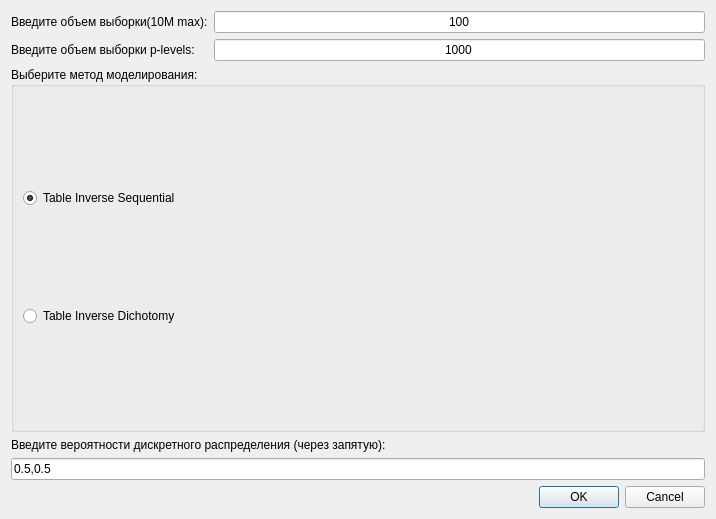
First picture: the form in ui/dialog_plevels.ui, repository braubergiag/ModelDistribution, before the edit.
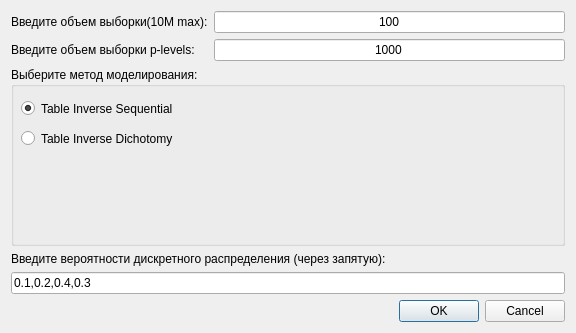
Second picture: the form after the edit.

Commit message: Change dialog forms

Diff of the .ui file:
```diff
--- a/ui/dialog_plevels.ui
+++ b/ui/dialog_plevels.ui
@@ -6,60 +6,72 @@
    <rect>
     <x>0</x>
     <y>0</y>
-    <width>716</width>
-    <height>519</height>
+    <width>576</width>
+    <height>333</height>
    </rect>
   </property>
   <property name="windowTitle">
    <string>Dialog</string>
   </property>
-  <layout class="QVBoxLayout" name="verticalLayout_2">
+  <layout class="QVBoxLayout" name="verticalLayout">
    <item>
     <layout class="QGridLayout" name="gridLayout">
-     <item row="0" column="3">
-      <widget class="QLineEdit" name="lbSampleSize">
-       <property name="text">
-        <string>100</string>
-       </property>
-       <property name="alignment">
-        <set>Qt::AlignCenter</set>
-       </property>
-      </widget>
-     </item>
-     <item row="0" column="0" colspan="2">
+     <item row="0" column="0">
       <widget class="QLabel" name="label">
        <property name="text">
         <string>Введите объем выборки(10M max):</string>
        </property>
       </widget>
      </item>
-     <item row="1" column="3">
-      <widget class="QLineEdit" name="lbPlevelsSize">
-       <property name="text">
-        <string>1000</string>
-       </property>
-       <property name="alignment">
-        <set>Qt::AlignCenter</set>
-       </property>
-      </widget>
-     </item>
-     <item row="1" column="0" colspan="2">
+     <item row="1" column="0">
       <widget class="QLabel" name="label_4">
        <property name="text">
         <string>Введите объем выборки p-levels:</string>
        </property>
       </widget>
      </item>
+     <item row="1" column="1">
+      <widget class="QLineEdit" name="lbPlevelsSize">
+       <property name="text">
+        <string>1000</string>
+       </property>
+       <property name="alignment">
+        <set>Qt::AlignCenter</set>
+       </property>
+      </widget>
+     </item>
+     <item row="0" column="1">
+      <widget class="QLineEdit" name="lbSampleSize">
+       <property name="text">
+        <string>100</string>
+       </property>
+       <property name="alignment">
+        <set>Qt::AlignCenter</set>
+       </property>
+      </widget>
+     </item>
     </layout>
    </item>
    <item>
     <widget class="QGroupBox" name="groupBox">
+     <property name="sizePolicy">
+      <sizepolicy hsizetype="Preferred" vsizetype="Preferred">
+       <horstretch>0</horstretch>
+       <verstretch>0</verstretch>
+      </sizepolicy>
+     </property>
      <property name="title">
       <string>Выберите метод моделирования:</string>
      </property>
-     <layout class="QVBoxLayout" name="verticalLayout">
-      <item>
        <widget class="QRadioButton" name="rbTIS">
+      <property name="geometry">
+       <rect>
+        <x>10</x>
+        <y>30</y>
+        <width>191</width>
+        <height>23</height>
+       </rect>
+      </property>
         <property name="text">
          <string>Table Inverse Sequential</string>
         </property>
@@ -67,15 +79,19 @@
          <bool>true</bool>
         </property>
        </widget>
-      </item>
-      <item>
        <widget class="QRadioButton" name="rbTID">
+      <property name="geometry">
+       <rect>
+        <x>10</x>
+        <y>60</y>
+        <width>193</width>
+        <height>23</height>
+       </rect>
+      </property>
         <property name="text">
          <string>Table Inverse Dichotomy</string>
         </property>
        </widget>
-      </item>
-     </layout>
     </widget>
    </item>
    <item>
@@ -94,7 +110,7 @@
    <item>
     <widget class="QLineEdit" name="txtProbs">
      <property name="text">
-      <string>0.5,0.5</string>
+      <string>0.1,0.2,0.4,0.3</string>
      </property>
     </widget>
    </item>
```
Lines whose indentation alone changed are shown as unchanged. The commit also changes 2 other files.
